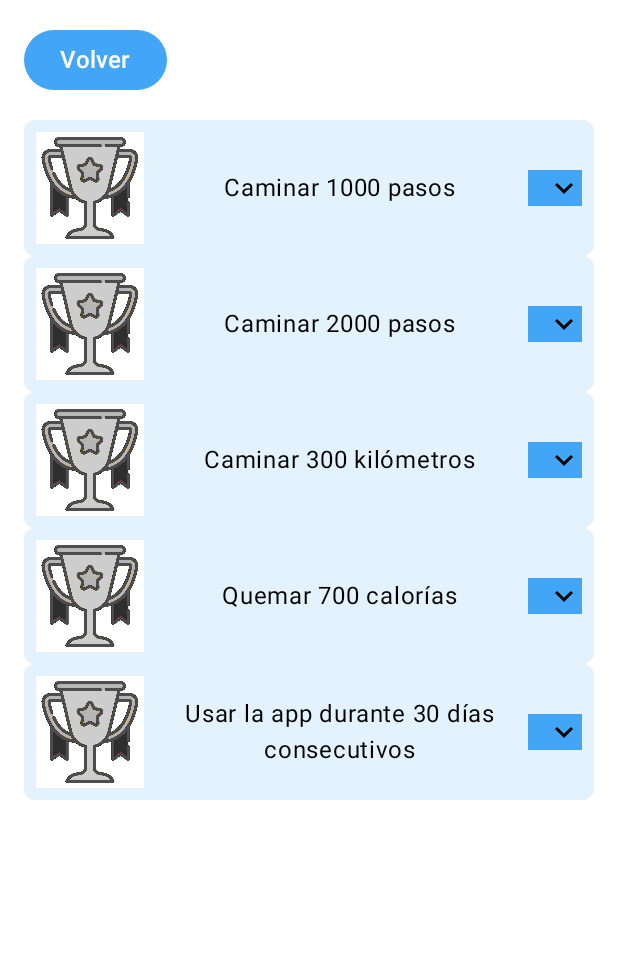
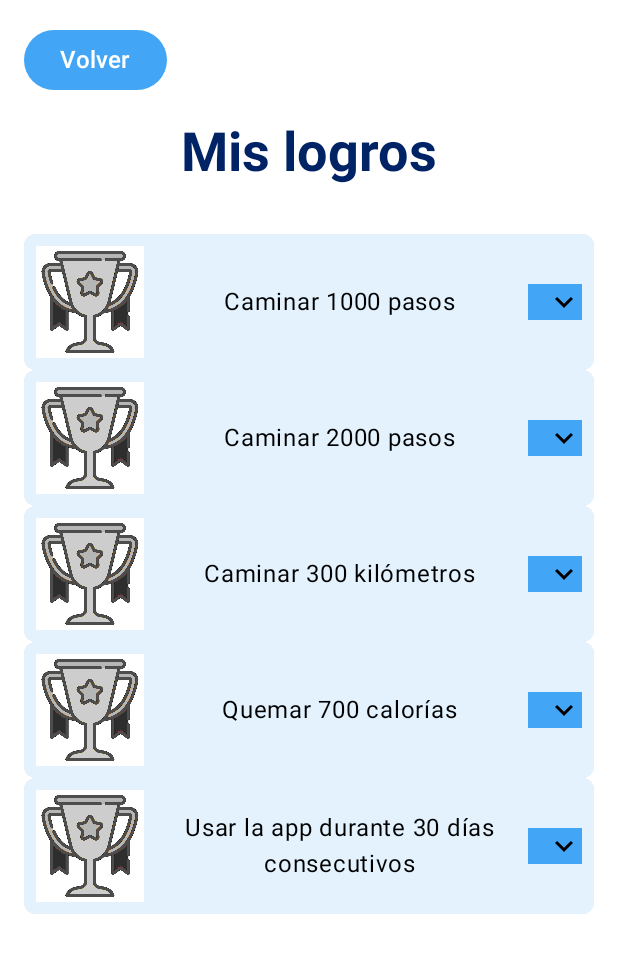
Before and after one commit to UTN-FRBA-Mobile/TirateUnPaso, an Android app built with Jetpack Compose: the screen it shows after launch (MainActivity), after a tap on "Logros", on a phone screen of 412 x 824 dp. Shown: the top 953 px of the screen. Run offline under Robolectric (Android 15) with nearby library versions, the phone set to English and light mode, and no system bars; our stand-ins replace Room's generated code.

Commit message:
Consistencia estilos

```diff
--- a/app/src/main/java/com/example/tirateunpaso/ui/components/HeaderText.kt
+++ b/app/src/main/java/com/example/tirateunpaso/ui/components/HeaderText.kt
@@ -1,5 +1,6 @@
 package com.example.tirateunpaso.ui.components
 
+import TirateUnPasoTheme
 import androidx.compose.material3.MaterialTheme
 import androidx.compose.material3.Text
 import androidx.compose.runtime.Composable
@@ -11,10 +12,14 @@ fun HeaderText(
     text : String,
     modifier : Modifier = Modifier
 ) {
+    TirateUnPasoTheme {
+
     Text(
         text = text,
         style = MaterialTheme.typography.displaySmall,
         fontWeight = FontWeight.Bold,
-        modifier = modifier
+        modifier = modifier,
+        color = MaterialTheme.colorScheme.tertiary
     )
+    }
 }
--- a/app/src/main/java/com/example/tirateunpaso/ui/screens/AchievementsScreen.kt
+++ b/app/src/main/java/com/example/tirateunpaso/ui/screens/AchievementsScreen.kt
@@ -24,6 +24,7 @@ import androidx.compose.ui.Modifier
 import androidx.lifecycle.viewModelScope
 import androidx.lifecycle.viewmodel.compose.viewModel
 import com.example.tirateunpaso.ui.components.ExpandableCard
+import com.example.tirateunpaso.ui.components.HeaderText
 import com.example.tirateunpaso.ui.values
 import com.example.tirateunpaso.ui.viewmodels.AchievementViewModel
 import com.example.tirateunpaso.ui.viewmodels.AppViewModelProvider
@@ -63,7 +64,14 @@ fun AchievementsScreen(
                         fontSize = values.fontsize
                     )
                 }
+
+                HeaderText(
+                    text = "Mis logros",
+                    modifier = Modifier.padding(vertical = values.defaultPadding),
+                )
+
                 Spacer(modifier = Modifier.height(values.defaultSpacing))
+
 
                 var expandedItem by remember { mutableIntStateOf(-1) }
 
```
